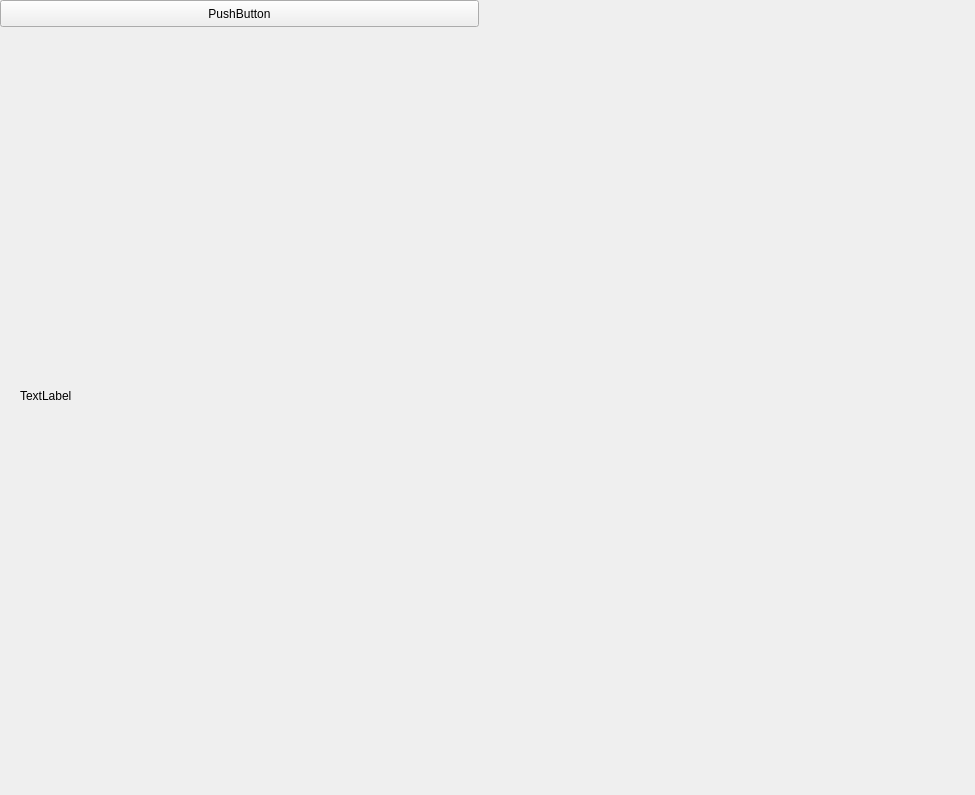
nigroup/ni_vision_gui, file resource/MyPlugin.ui: the form before one commit.
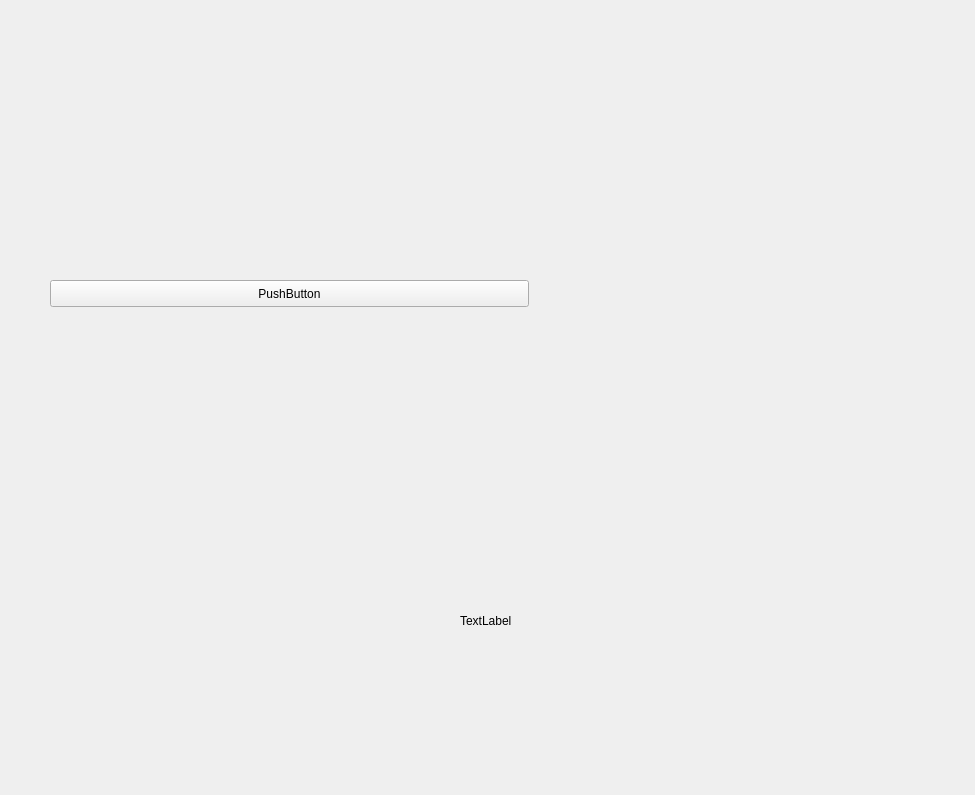
The form after the commit.

```diff
--- a/resource/MyPlugin.ui
+++ b/resource/MyPlugin.ui
@@ -16,10 +16,10 @@
   <widget class="QLabel" name="label2">
    <property name="geometry">
     <rect>
-     <x>20</x>
-     <y>40</y>
-     <width>861</width>
-     <height>711</height>
+     <x>460</x>
+     <y>480</y>
+     <width>431</width>
+     <height>281</height>
     </rect>
    </property>
    <property name="text">
@@ -29,8 +29,8 @@
   <widget class="QPushButton" name="pushButton2">
    <property name="geometry">
     <rect>
-     <x>0</x>
-     <y>0</y>
+     <x>50</x>
+     <y>280</y>
      <width>479</width>
      <height>27</height>
     </rect>
```
